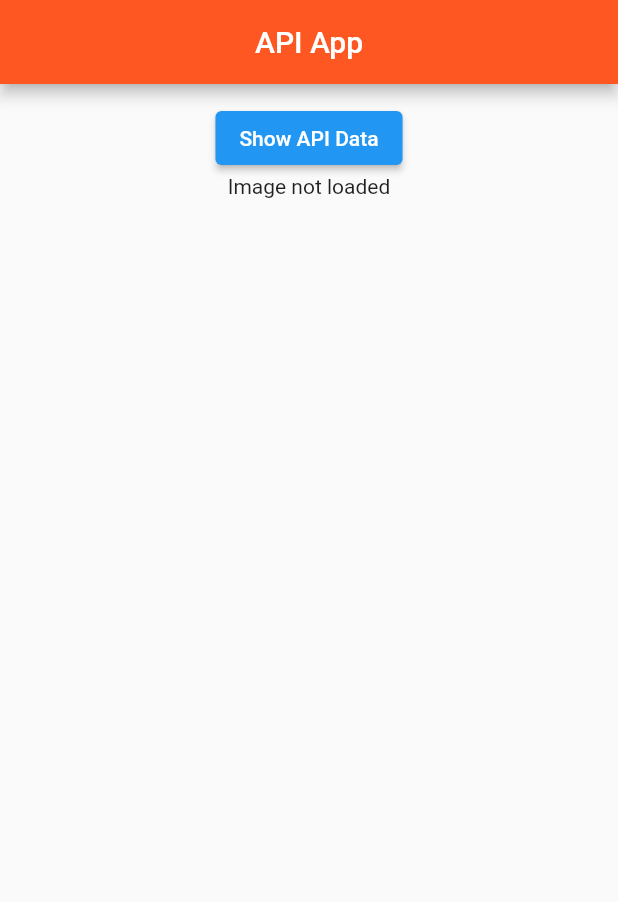
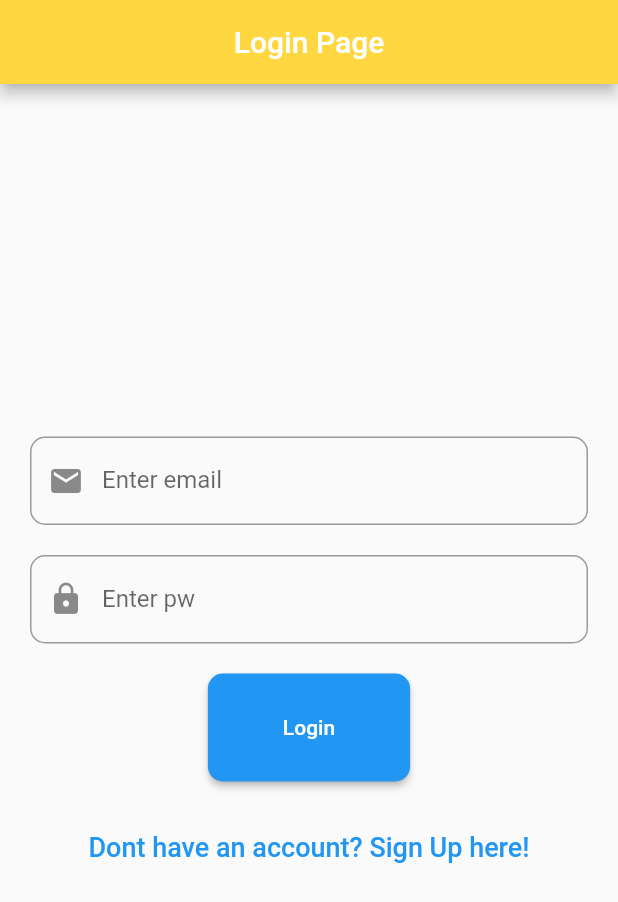
Before and after one commit to pradeepkmaran/FlutteApps, a Flutter app: the screen it shows after launch, on a phone screen of 412 x 824 dp. Shown: the top 902 px of the screen. Run offline on Flutter 3.47's test engine with Material 2 defaults, Android fonts, the phone set to English and light mode, and no system bars.

Commit message:
Login and signup semi done

```diff
--- /dev/null
+++ b/lib/login_page.dart
@@ -0,0 +1,85 @@
+import 'package:flutter/material.dart';
+import 'package:flutterworkshop/signup_page.dart';
+
+class LoginPage extends StatelessWidget {
+  const LoginPage({super.key});
+
+  @override
+  Widget build(BuildContext context) {
+    return MaterialApp(
+      home: Scaffold(
+        appBar: AppBar(
+          title: Text("Login Page"),
+          backgroundColor: Colors.amberAccent,
+          centerTitle: true,
+        ),
+        body: Padding(
+          padding: EdgeInsets.all(20.0),
+          child: LoginForm(),
+        )
+      ),
+    );
+  }
+}
+
+class LoginForm extends StatefulWidget {
+  const LoginForm({super.key});
+
+  @override
+  State<LoginForm> createState() => _LoginFormState();
+}
+
+class _LoginFormState extends State<LoginForm> {
+  final TextEditingController emailController = TextEditingController();
+  final TextEditingController pwController = TextEditingController();
+
+
+  @override
+  Widget build(BuildContext context) {
+    return Column(
+      mainAxisAlignment: MainAxisAlignment.center,
+      children: [
+        TextField(
+          controller: emailController,
+          decoration: InputDecoration(
+            labelText: "Enter email",
+            prefixIcon: Icon(Icons.email),
+            border: OutlineInputBorder(
+              borderRadius: BorderRadius.circular(10.0),
+            )
+          ),
+        ),
+        SizedBox(height: 20,),
+        TextField(
+          controller: pwController,
+          decoration: InputDecoration(
+              labelText: "Enter pw",
+              prefixIcon: Icon(Icons.lock),
+              border: OutlineInputBorder(
+                borderRadius: BorderRadius.circular(10.0),
+              )
+          ),
+        ),
+        const SizedBox(height: 20.0),
+        ElevatedButton(onPressed: () {
+          // Add login actions
+        },
+            child: Text('Login'),
+            style: ElevatedButton.styleFrom(padding: const EdgeInsets.symmetric(horizontal: 50, vertical: 28),
+            shape: RoundedRectangleBorder(
+              borderRadius: BorderRadius.circular(10.0),
+            )),
+        ),
+        SizedBox(height: 20,),
+        TextButton(onPressed: (){
+          Navigator.pushReplacement(context, MaterialPageRoute(builder: (context) => SignUpPage()));
+        },
+            child: Text("Dont have an account? Sign Up here!",
+            style: TextStyle(
+              fontSize: 18.0
+            ),))
+
+      ],
+    );
+  }
+}
--- a/lib/main.dart
+++ b/lib/main.dart
@@ -1,16 +1,13 @@
-import 'dart:convert';
-
 import 'package:flutter/material.dart';
-import 'package:http/http.dart' as http;
+import 'package:flutterworkshop/login_page.dart';
 
 main(){
   runApp(MaterialApp(
     debugShowCheckedModeBanner: false,
     title: "HomeScreen",
-    home : HomePage(),
+    home : LoginPage(),
   ));
 }
-
 class HomePage extends StatefulWidget {
   const HomePage({super.key});
 
@@ -19,66 +16,8 @@ class HomePage extends StatefulWidget {
 }
 
 class _HomePageState extends State<HomePage> {
-  String url = '';
-  List urls = [];
-  String desc = '';
-
-  void getAPIData() async {
-    try{
-      var response = await http.get(Uri.parse('https://dummyjson.com/products/1'));
-      var resData = jsonDecode(response.body);
-      setState(() {
-        url = resData['thumbnail'];
-        urls= resData['images'];
-        desc = resData['description'];
-      });
-      print(resData);
-    }
-    catch(ex){
-      print("Something went wrong: $ex");
-    }
-  }
-
-
-
-
-
-  @override
-  void initState(){
-    print("I'm the starting method of this stateful widget..");
-    super.initState();
-  }
   @override
   Widget build(BuildContext context) {
-    return Scaffold(
-      appBar:  AppBar(
-        title: Text("API App"),
-        backgroundColor: Colors.deepOrange,
-        centerTitle: true,
-      ),
-      body: SingleChildScrollView(
-        child: Padding(
-          padding: const EdgeInsets.all(12.0),
-          child: Column(
-            crossAxisAlignment: CrossAxisAlignment.center,
-            children: [
-              ElevatedButton(onPressed: (){
-                getAPIData();
-              }, child: Text("Show API Data")),
-              Center(child: url.isNotEmpty? Image.network(url) : Text('Image not loaded')),
-              SizedBox(height: 50,),
-              Text(desc,
-              style: TextStyle(
-                color: Colors.black,
-              ),),
-              SizedBox(height: 50,),
-              Column(
-                children: urls.map((image_url) =>Image.network(image_url)).toList(),
-              )
-            ],
-          ),
-        ),
-      )
-    );
+    return const Placeholder();
   }
 }
```
Also changed, not shown: lib/signup_page.dart (added, +84 -0 lines).
